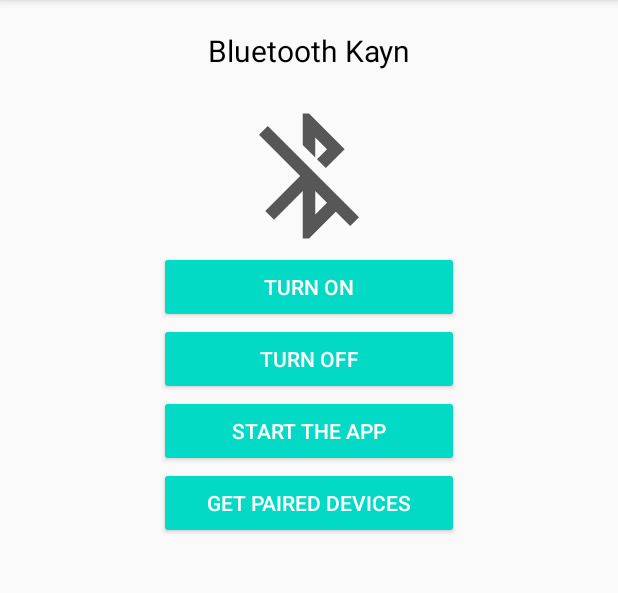
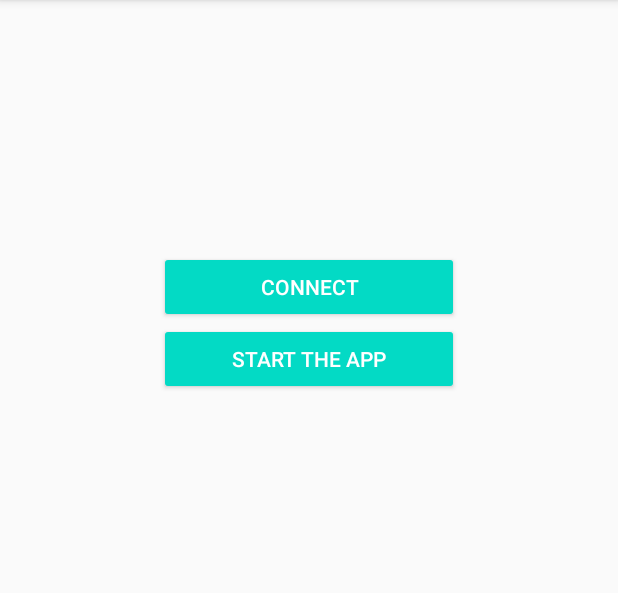
Before and after one commit to oussamus/Oussama_project, an Android app: the screen it shows after launch (MainActivity), on a phone screen of 412 x 824 dp, the part 84-677 px from its top. Run offline under Robolectric (Android 15) with nearby library versions, the phone set to English and light mode, and no system bars.

```diff
--- a/app/src/main/java/com/example/bluetoothsilence/GlobalClass.java
+++ b/app/src/main/java/com/example/bluetoothsilence/GlobalClass.java
@@ -1,11 +1,13 @@
 package com.example.bluetoothsilence;
 
 import android.app.Application;
+import android.bluetooth.BluetoothDevice;
 import android.bluetooth.BluetoothSocket;
 
 
 public class GlobalClass extends Application {
     public static boolean onOffButtonB=false;
+    public static BluetoothDevice hc05_global;
 
 
 
--- a/app/src/main/java/com/example/bluetoothsilence/MainActivity.java
+++ b/app/src/main/java/com/example/bluetoothsilence/MainActivity.java
@@ -3,11 +3,15 @@ package com.example.bluetoothsilence;
 import androidx.annotation.Nullable;
 import androidx.appcompat.app.AppCompatActivity;
 
+import android.annotation.SuppressLint;
+import android.app.Activity;
 import android.bluetooth.BluetoothAdapter;
 import android.bluetooth.BluetoothDevice;
 import android.bluetooth.BluetoothSocket;
 import android.content.Intent;
+import android.graphics.Color;
 import android.os.Bundle;
+import android.view.MotionEvent;
 import android.view.View;
 import android.widget.Button;
 import android.widget.ImageView;
@@ -15,24 +19,30 @@ import android.widget.TextView;
 import android.widget.Toast;
 
 import java.io.IOException;
+import java.io.InputStream;
 import java.io.OutputStream;
-import java.util.Set;
 import java.util.UUID;
 
 public class MainActivity extends AppCompatActivity {
-
+    private static final String TAG = "BluetoothActivity";
     private static final int REQUEST_ENABLE_BT = 0;
-
     private final String DEVICE_ADDRESS = "98:D3:21:F7:4E:7C"; //MAC Address of Bluetooth Module
     TextView mStatusBlueTv, mPairedTv;
     ImageView mBlueIv;
-    Button mOnBtn, mOffBtn, mStartAppBtn, mPairedBtn;
-    BluetoothAdapter mBlueAdapter;
-    private BluetoothDevice device;
-    private BluetoothSocket socket;
+    Button connectBtn, mStartAppBtn;
+
+    private final UUID PORT_UUID = UUID.fromString("00001101-0000-1000-8000-00805f9b34fb");
+    public static BluetoothDevice hc05_device;
+    public static BluetoothSocket socket = null;
     private OutputStream outputStream;
-    static boolean active = false;
+    public static InputStream inputStream;
+    String command;
+    Thread workerThread;
+    byte[] readBuffer;
+    int readBufferPosition;
+    volatile boolean stopWorker;
 
+    @SuppressLint("ClickableViewAccessibility")
     @Override
     protected void onCreate(Bundle savedInstanceState) {
         super.onCreate(savedInstanceState);
@@ -40,117 +50,87 @@ public class MainActivity extends AppCompatActivity {
         mStatusBlueTv = findViewById(R.id.statusBluetoothTv);
         mPairedTv = findViewById(R.id.pairedTv);
         mBlueIv = findViewById(R.id.bluetoothIv);
-        mOnBtn = findViewById(R.id.onBtn);
-        mOffBtn = findViewById(R.id.offBtn);
+        connectBtn = findViewById(R.id.connectBtn);
         mStartAppBtn = findViewById(R.id.startAppBtn);
-        mPairedBtn = findViewById(R.id.pairedBtn);
-        BluetoothAdapter btAdapter = BluetoothAdapter.getDefaultAdapter();
-        final BluetoothDevice hc05_Oussama = btAdapter.getRemoteDevice("98:D3:21:F7:4E:7C");
-        final UUID mUUID = UUID.fromString("00001101-0000-1000-8000-00805f9b34fb");
-        final boolean[] connected = new boolean[1];
+        // check if bluetooth is available
 
-        active=false;
+/*
+        BluetoothAdapter bluetoothAdapter = BluetoothAdapter.getDefaultAdapter();
+        hc05_device = bluetoothAdapter.getRemoteDevice(DEVICE_ADDRESS);
 
-        //********************************************************
-        BluetoothSocket btSocket = null;
+        int count = 0;
+        do{
             try {
-            btSocket = hc05_Oussama.createRfcommSocketToServiceRecord(mUUID);
+                socket = hc05_device.createRfcommSocketToServiceRecord(PORT_UUID);
+                socket.connect();
+            } catch (IOException e) {
+                e.printStackTrace();
+            }
+            count++;
+        }while(count<3);
+        System.out.println("Is Socket from OnOffActivity connected? " + socket.isConnected());
+        if (socket.isConnected()) {
+            try {
+                outputStream = socket.getOutputStream(); //gets the output stream of the socket
+                inputStream = socket.getInputStream();
+            } catch (IOException e) {
+                e.printStackTrace();
+            }
+        }
+*/
+        //onBtn click
+        connectBtn.setOnClickListener(new View.OnClickListener() {
+            @Override
+            public void onClick(View v) {
+                /*if(outputStream != null){
+                    if (GlobalClass.onOffButtonB) {
+                        GlobalClass.onOffButtonB = false;
+                        try {
+                            command = "F";
+                            socket.getOutputStream().write(command.getBytes());
+                            System.out.println("socket.getOutputStream() "+socket.getOutputStream());
+                            System.out.println("Verifying command = F "+command);
+                        } catch (IOException e) {
+                            e.printStackTrace();
+                        }
+                        Toast.makeText(MainActivity.this, "Turning OFF!", Toast.LENGTH_SHORT).show();
+                        connectBtn.setBackgroundColor(Color.parseColor("#DA0335"));
+                        //img.setColorFilter(v.getContext().getResources().getColor(R.color.red));
+                    } else {
+                        GlobalClass.onOffButtonB = true;
+                        try {
+                            command = "N";
+                            socket.getOutputStream().write(command.getBytes());
+                            System.out.println("Verifying command = N "+command);
                         } catch (IOException e) {
                             e.printStackTrace();
                         }
 
-        final BluetoothSocket finalBtSocket = btSocket;
-        //********************************************************
-
-
-        mBlueAdapter = BluetoothAdapter.getDefaultAdapter();
-
-        // check if bluetooth is available
-        if (mBlueAdapter == null) {
-            mStatusBlueTv.setText("Bluetooth makaynch");
-        } else {
-            mStatusBlueTv.setText("Bluetooth Kayn");
+                        Toast.makeText(MainActivity.this, "Turning ON!", Toast.LENGTH_SHORT).show();
+                        connectBtn.setBackgroundColor(Color.parseColor("#03DA15"));
+                        // img.setColorFilter(v.getContext().getResources().getColor(R.color.green));
+                    }
                 }
 
-        // Set image of bluetooth according to bluetooth status
-        if (mBlueAdapter.isEnabled()) {
-            mBlueIv.setImageResource(R.drawable.ic_action_name);
-        } else {
-
-            mBlueIv.setImageResource(R.drawable.ic_action_off);
-        }
-        //onBtn click
-        mOnBtn.setOnClickListener(new View.OnClickListener() {
-            @Override
-            public void onClick(View v) {
-                    if (!mBlueAdapter.isEnabled()) {
-                        showToast("Turning ON Bluetooth...");
-                        Intent intent = new Intent(BluetoothAdapter.ACTION_REQUEST_ENABLE);
-                        startActivityForResult(intent, REQUEST_ENABLE_BT);
-
-                        if (connected[0] == false) {
-                            int counter = 0; // try to connect the socket 3 times
-                            do {
-                                try {
-                                    finalBtSocket.connect();
-                                    connected[0] = true;
-                                } catch (IOException e) {
-                                    e.printStackTrace();
-                                }
-                                counter++;
-                            } while (!finalBtSocket.isConnected() && counter < 3);
-                        }
-                    } else { showToast("Bluetooth is already ON"); }
+                 */
             }
 
         });//mOnBtn.setOn..
 
-        //offBtn click
-        mOffBtn.setOnClickListener(new View.OnClickListener() {
-            @Override
-            public void onClick(View v) {
-                if (mBlueAdapter.isEnabled()) {
-                    mBlueAdapter.disable();
-                    showToast("Turning Bluetooth OFF");
-                    mBlueIv.setImageResource(R.drawable.ic_action_off);
-                    // mBlueIv.setColorFilter(R.color.red);
-                } else {
-                    showToast("Bluetooth is already OFF");
-                }
-            }
-        });//mOffBtn.setOn..
-
-        //Start App bluetooth
 mStartAppBtn.setOnClickListener(new View.OnClickListener() {
     @Override
     public void onClick(View v) {
-                if (mBlueAdapter.isEnabled()) {
         openActivity();
-                } else {
-                    showToast("You have to turn ON bluetooth first");
     }
 
-            }
-        });//mDiscoverBtn.setOn..
+});
 
-        //Paired Btn
-        mPairedBtn.setOnClickListener(new View.OnClickListener() {
-            @Override
-            public void onClick(View v) {
-                if (mBlueAdapter.isEnabled()) {
-                    mPairedTv.setText("Paired Devices");
-                    Set<BluetoothDevice> devices = mBlueAdapter.getBondedDevices();
-                    for (BluetoothDevice device : devices) {
-                        mPairedTv.append("\nDevice: " + device.getName() + " , " + device);
-                    }
-                } else {
-                    showToast("Turn ON Bluetooth to get paired devices.");
-                }
 
-            }
-        });//mPairedBtn.setOn..
-        System.out.println("Verifying Main onCreate");
+
     } // onCreate()
+
+
+
 
     @Override
     protected void onActivityResult(int requestCode, int resultCode, @Nullable Intent data) {
--- a/app/src/main/res/layout/activity_main.xml
+++ b/app/src/main/res/layout/activity_main.xml
@@ -22,20 +22,15 @@
         android:id="@+id/bluetoothIv"
         android:layout_width="100dp"
         android:layout_height="100dp"/>
+
     <Button
-        android:id="@+id/onBtn"
-        android:minWidth="200dp"
+        android:id="@+id/connectBtn"
+        style="@style/Widget.AppCompat.Button.Colored"
         android:layout_width="wrap_content"
         android:layout_height="wrap_content"
-        android:text="Turn ON"
-        style="@style/Widget.AppCompat.Button.Colored"/>
-    <Button
-        android:id="@+id/offBtn"
         android:minWidth="200dp"
-        android:layout_width="wrap_content"
-        android:layout_height="wrap_content"
-        android:text="Turn OFF"
-        style="@style/Widget.AppCompat.Button.Colored"/>
+        android:text="Connect" />
+
     <Button
         android:id="@+id/startAppBtn"
         android:minWidth="200dp"
@@ -43,20 +38,14 @@
         android:layout_height="wrap_content"
         android:text="Start the App"
         style="@style/Widget.AppCompat.Button.Colored"/>
-    <Button
-        android:id="@+id/pairedBtn"
-        android:minWidth="200dp"
-        android:layout_width="wrap_content"
-        android:layout_height="wrap_content"
-        android:text="Get paired Devices"
-        style="@style/Widget.AppCompat.Button.Colored"/>
+
     <TextView
         android:id="@+id/pairedTv"
         android:layout_width="match_parent"
         android:layout_height="wrap_content"
-        android:textColor="#000"
         android:minWidth="200dp"
-        android:text=""/>
+        android:text=""
+        android:textColor="#000" />
 
 
 
```
Also changed, not shown: app/src/main/java/com/example/bluetoothsilence/OnOffActivity.java (+68 -37 lines), app/src/main/res/layout/activity_on_off.xml (+10 -0 lines). Lines whose indentation alone changed are shown as unchanged.
